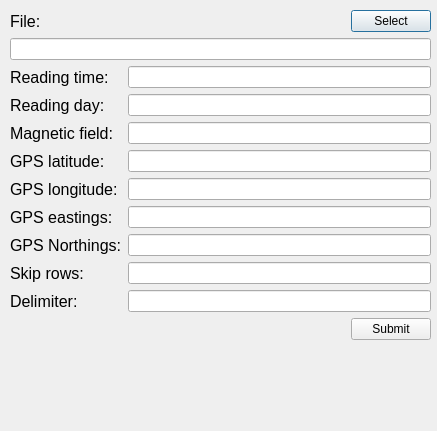
The window that ui_elements/select_column_dialog.ui (franktb/MagnetometryGui) describes before a commit, drawn with Qt 5.
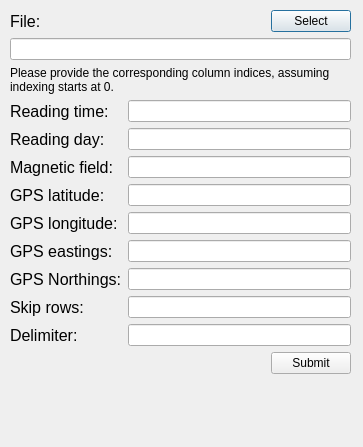
The same window after the commit.

Commit message: refurbished ui of custom csv import dialog

The edit to the form file:
```diff
--- a/ui_elements/select_column_dialog.ui
+++ b/ui_elements/select_column_dialog.ui
@@ -6,10 +6,28 @@
    <rect>
     <x>0</x>
     <y>0</y>
-    <width>437</width>
-    <height>431</height>
+    <width>363</width>
+    <height>447</height>
    </rect>
   </property>
+  <property name="sizePolicy">
+   <sizepolicy hsizetype="Fixed" vsizetype="Fixed">
+    <horstretch>0</horstretch>
+    <verstretch>0</verstretch>
+   </sizepolicy>
+  </property>
+  <property name="minimumSize">
+   <size>
+    <width>363</width>
+    <height>447</height>
+   </size>
+  </property>
+  <property name="maximumSize">
+   <size>
+    <width>363</width>
+    <height>474</height>
+   </size>
+  </property>
   <property name="windowTitle">
    <string>Provide CSV column layout</string>
   </property>
@@ -18,8 +36,8 @@
     <rect>
      <x>10</x>
      <y>10</y>
-     <width>421</width>
-     <height>421</height>
+     <width>341</width>
+     <height>429</height>
     </rect>
    </property>
    <layout class="QVBoxLayout" name="verticalLayout">
@@ -62,6 +80,16 @@
     <item>
      <widget class="QLineEdit" name="lineEdit_file_path"/>
     </item>
+    <item>
+     <widget class="QLabel" name="label_11">
+      <property name="text">
+       <string>Please provide the corresponding column indices, assuming indexing starts at 0.</string>
+      </property>
+      <property name="wordWrap">
+       <bool>true</bool>
+      </property>
+     </widget>
+    </item>
     <item>
      <layout class="QFormLayout" name="formLayout_4">
       <item row="0" column="0">
```
The commit also changes 2 other files.
